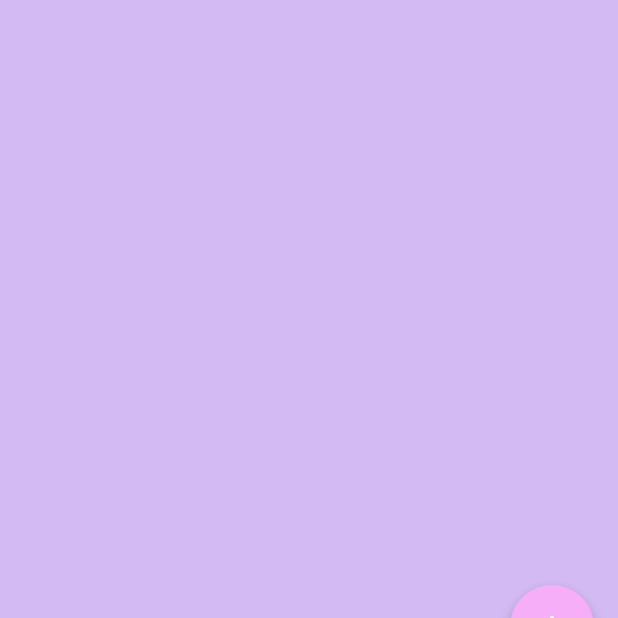
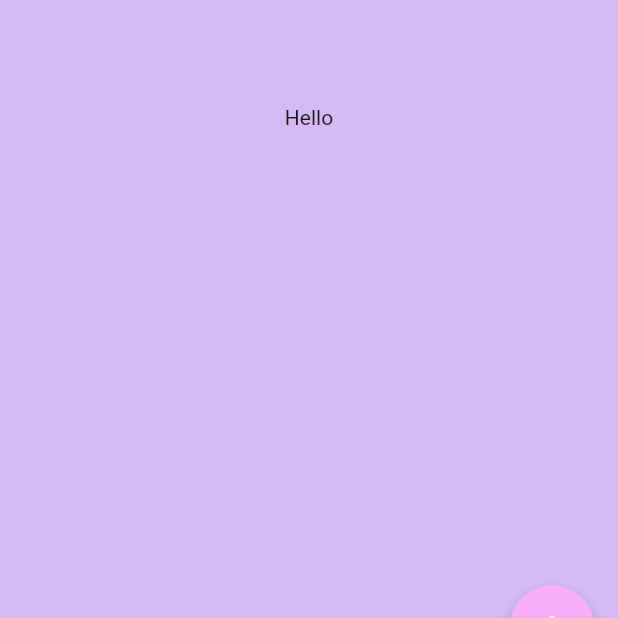
Before and after one commit to Borgersen84/weekly_allowance_app, a Flutter app: the screen it shows after launch, on a phone screen of 412 x 824 dp, the part 543-1161 px from its top. Run offline on Flutter 3.47's test engine with Material 2 defaults, Android fonts, the phone set to English and light mode, and no system bars.

```diff
--- a/lib/screens/start_screen.dart
+++ b/lib/screens/start_screen.dart
@@ -32,6 +32,17 @@ class StartScreen extends StatelessWidget {
         backgroundColor: Color(0xFFF7AEF8),
         elevation: 5,
         child: Icon(Icons.add),
+        onPressed: () {
+          showModalBottomSheet(
+              context: context,
+              builder: (context) {
+                return Container(
+                  height: 300,
+                  color: Color(0xFFB388EB),
+                  child: ListView(),
+                );
+              });
+        },
       ),
       backgroundColor: Color(0xFFD3BAF3),
       appBar: AppBar(
@@ -51,6 +62,14 @@ class StartScreen extends StatelessWidget {
           ),
         ],
       ),
+      body: Column(
+        mainAxisAlignment: MainAxisAlignment.center,
+        children: [
+          Center(
+            child: Text("Hello"),
+          ),
+        ],
+      ),
     );
   }
 }
--- a/lib/widgets/drop_down_button.dart
+++ b/lib/widgets/drop_down_button.dart
@@ -10,7 +10,7 @@ class DropDownMenuButton extends StatelessWidget {
     return DropdownButton(
       focusColor: Colors.white,
       elevation: 16,
-      dropdownColor: Color(0xFFF7AEF8),
+      dropdownColor: Color(0xFFFBDAFB),
       icon: Icon(
         Icons.adb_rounded,
         color: Color(0xFF9FE7F9),
```
